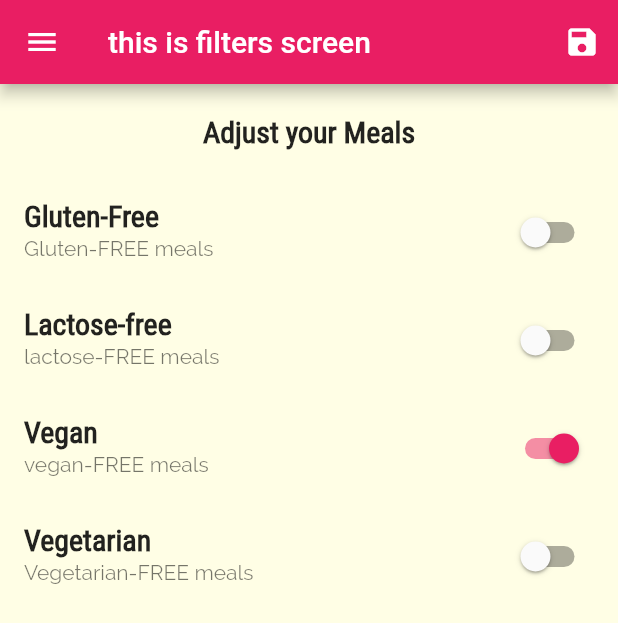
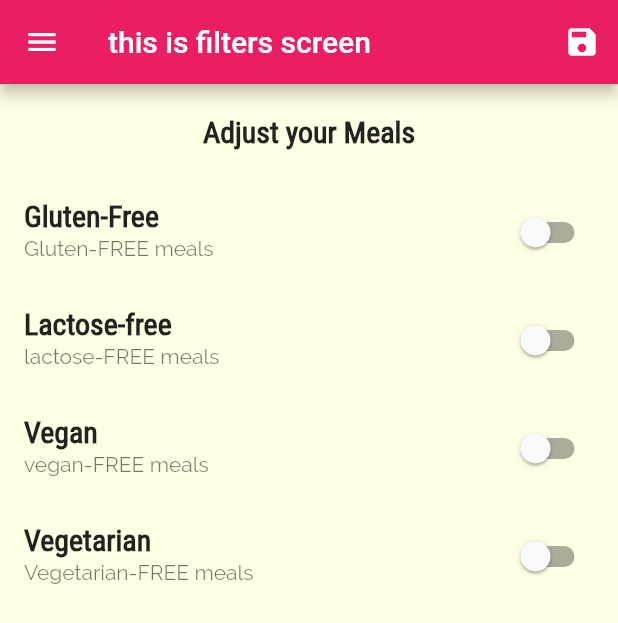
Before and after one commit to iHamza7/Meal_App, a Flutter app: the FiltersScreen screen opened by its route, on a phone screen of 412 x 824 dp. Shown: the top 623 px of the screen. Run offline on Flutter 3.47's test engine with Material 2 defaults, Android fonts, the phone set to English and light mode, and no system bars.

Commit message:
lib changed

```diff
--- a/lib/main.dart
+++ b/lib/main.dart
@@ -22,7 +22,7 @@ class _MyAppState extends State<MyApp> {
   Map<String, bool> _filters = {
     'Gluten': false,
     'Lactose': false,
-    'Vegan': true,
+    'Vegan': false,
     'Vegetarian': false,
   };
   List<Meal> _availableMeals = dummyMeals;
```
